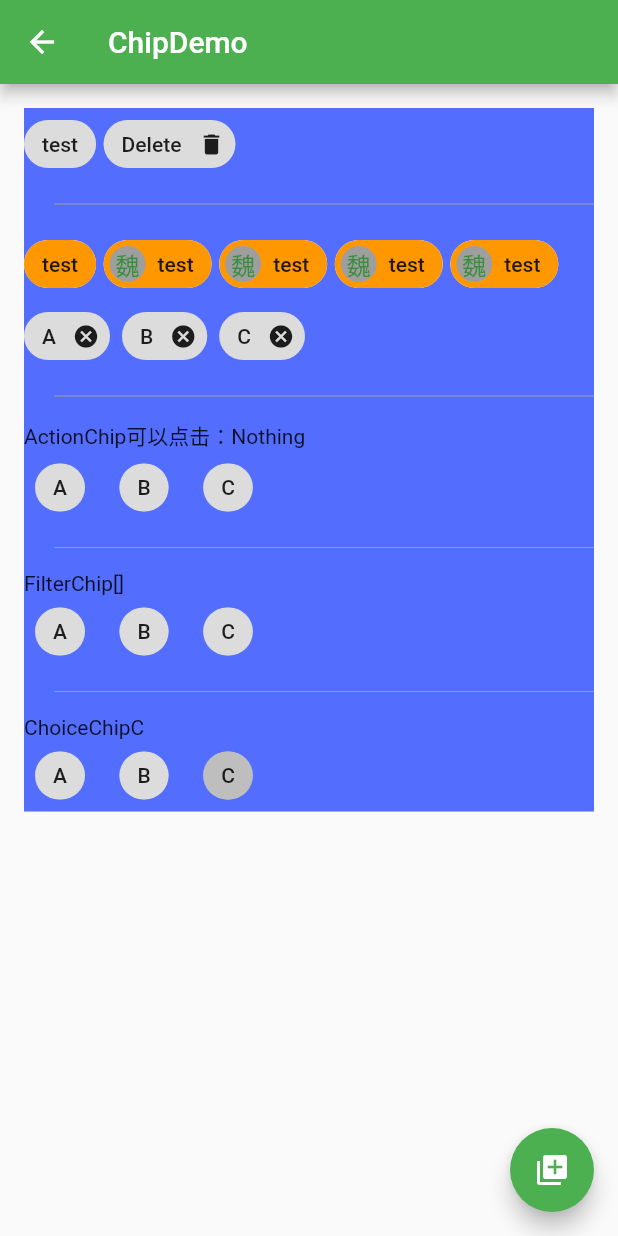
After one commit to effortwdh/test_flutter, a Flutter app: the ChipDemo screen opened directly, on a phone screen of 412 x 824 dp. The commit adds this screen. Run offline on Flutter 3.47's test engine with Material 2 defaults, Android fonts, the phone set to English and light mode, and no system bars.

Commit message:
kechen14

```diff
--- /dev/null
+++ b/lib/demo/chip_demo.dart
@@ -0,0 +1,217 @@
+import 'package:flutter/foundation.dart';
+import 'package:flutter/material.dart';
+import 'dart:async';
+class ChipDemo extends StatefulWidget{
+  @override
+  State<StatefulWidget> createState() {
+    return _ChipDemoState();
+  }
+}
+
+class _ChipDemoState extends State<ChipDemo>{
+  List<String>_tags = [
+    'A',
+    'B',
+    'C',
+  ];
+  String _outText ='Nothing';
+  List<String> _selected = [];
+  String _choice = 'C';
+  @override
+  Widget build(BuildContext context) {
+    return Scaffold(
+      appBar: AppBar(
+        title: Text('ChipDemo'),
+
+      ),
+      floatingActionButton: FloatingActionButton(
+        child: Icon(Icons.add_to_photos),
+        onPressed: (){
+          setState(() {
+            _tags=[
+              'A',
+              'B',
+              'C',
+            ];
+
+            _selected = [];
+          });
+
+        },
+      ),
+      body:
+      Container(
+        padding: EdgeInsets.all(16),
+        child: Column(
+          children: <Widget>[
+            Container(
+              color: Colors.indigoAccent,
+              child:
+                  //为了防止超出 改为Wrap 可以自动换行
+                  Wrap(
+                    spacing: 5.0,
+                    children: <Widget>[
+                      Chip(
+                        label: Text('test'),
+                      ),
+                      //带删除的Chip
+                      Chip(
+                        label: Text('Delete'),
+                        deleteIcon: Icon(Icons.delete),
+                        //长按提示信息
+                        deleteButtonTooltipMessage: 'tag 删除',
+                        onDeleted: (){
+
+                        },
+                      ),
+                      //分隔符
+                      Divider(
+                        color: Colors.grey,
+                        height: 32,
+                        indent: 20,
+                      ),
+                      Chip(
+                        label: Text('test'),
+                        backgroundColor: Colors.orange,
+                      ),
+                      Chip(
+                        label: Text('test'),
+                        backgroundColor: Colors.orange,
+                        //前方
+                        avatar: CircleAvatar(
+                          backgroundColor: Colors.grey,
+                          child: Text('魏'),
+                        )
+                      ),
+                      Chip(
+                          label: Text('test'),
+                          backgroundColor: Colors.orange,
+                          //前方
+                          avatar: CircleAvatar(
+                            backgroundColor: Colors.grey,
+                            child: Text('魏'),
+                          )
+                      ),
+                      Chip(
+                          label: Text('test'),
+                          backgroundColor: Colors.orange,
+                          //前方
+                          avatar: CircleAvatar(
+                            backgroundColor: Colors.grey,
+                            child: Text('魏'),
+                          )
+                      ),
+                      Chip(
+                          label: Text('test'),
+                          backgroundColor: Colors.orange,
+                          //前方
+                          avatar: CircleAvatar(
+                            backgroundColor: Colors.grey,
+                            child: Text('魏'),
+                          )
+                      ),
+                      Wrap(
+                        spacing: 8.0,
+                        children:_tags.map((tag){
+                            return Chip(
+                              label: Text(tag),
+                              onDeleted:(){
+                                setState(() {
+                                  _tags.remove(tag);
+                                });
+                              },
+                            );
+                          }).toList(),
+
+                      ),
+                      //ActionChip
+                      Divider(
+                        color: Colors.grey,
+                        height: 32,
+                        indent: 20,
+                      ),
+                      Container(
+                        width: double.infinity,
+                        child: Text('ActionChip可以点击：'+_outText),
+                      ),
+                      Wrap(
+                        spacing: 8.0,
+                        children:_tags.map((tag){
+                          return ActionChip(
+                            label: Text(tag),
+                            onPressed: (){
+                              setState(() {
+                                _outText = tag;
+                              });
+                            },
+                          );
+                        }).toList(),
+
+                      ),
+                      //FilterChip 可以
+                      Divider(
+                        color: Colors.grey,
+                        height: 32,
+                        indent: 20,
+                      ),
+                      Container(
+                        width: double.infinity,
+                        child: Text('FilterChip'+_selected.toString()),
+                      ),
+                      Wrap(
+                        spacing: 8.0,
+                        children:_tags.map((tag){
+                          return FilterChip(
+                            label: Text(tag),
+                            selected: _selected.contains(tag),
+                            onSelected: (value){
+                              setState(() {
+                                if(_selected.contains(tag))
+                                  _selected.remove(tag);
+                                else
+                                  _selected.add(tag);
+                              });
+
+                            },
+                          );
+                        }).toList(),
+
+                      ),
+                      //ChoiceChip 可以
+                      Divider(
+                        color: Colors.grey,
+                        height: 32,
+                        indent: 20,
+                      ),
+                      Container(
+                        width: double.infinity,
+                        child: Text('ChoiceChip'+_choice),
+                      ),
+                      Wrap(
+                        spacing: 8.0,
+                        children:_tags.map((tag){
+                          return ChoiceChip(
+                            label: Text(tag),
+                            selected: _choice == tag,
+                            onSelected: (value){
+                              setState(() {
+                                _choice = tag;
+                              });
+
+                            },
+                          );
+                        }).toList(),
+
+                      ),
+                    ],
+                  )
+
+            ),
+
+          ],
+        ),
+
+      ),
+    );
+  }
+}
--- a/lib/demo/material_components.dart
+++ b/lib/demo/material_components.dart
@@ -7,6 +7,8 @@ import 'SnackBar_dialog_demo.dart';
 import 'from_demo.dart';
 import 'checkbox_demo.dart';
 import 'date_time_demo.dart';
+import 'chip_demo.dart';
+import 'Data_Table_Demo.dart';
 class MaterialComponents extends StatelessWidget{
   @override
   Widget build(BuildContext context) {
@@ -27,6 +29,8 @@ class MaterialComponents extends StatelessWidget{
           ListItem(title: 'From',pageWidget: FromDemo(),),
           ListItem(title: 'CheckBoxDemo',pageWidget: CheckBoxDemo(),),
           ListItem(title: 'DataTimeDemo',pageWidget: DataTimeDemo(),),
+          ListItem(title: 'ChipDemo',pageWidget: ChipDemo(),),
+          ListItem(title: 'DataTableDemo',pageWidget: DataTableDemo(),),
         ],
       ),
     );
--- a/lib/model/post.dart
+++ b/lib/model/post.dart
@@ -1,5 +1,5 @@
 class Post {
-  const Post({
+  Post({
     this.title,
     this.author,
     this.imageUrl,
@@ -9,6 +9,8 @@ class Post {
   final String author;
   final String imageUrl;
   final String description;
+
+  bool selected =false;
 }
 
 final List<Post> posts = [
```
Also changed, not shown: lib/demo/Data_Table_Demo.dart (added, +167 -0 lines).
